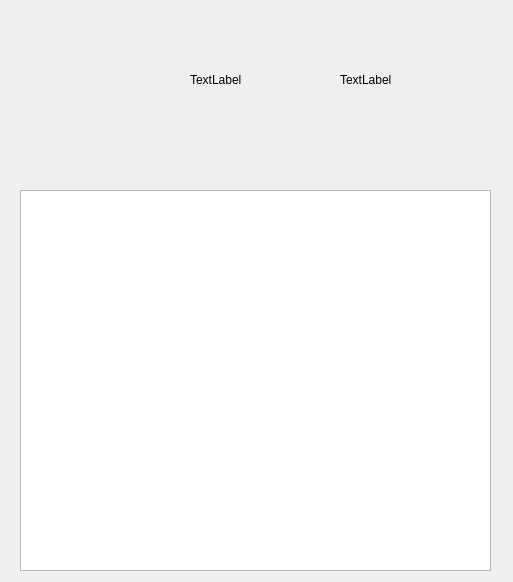
Before: the Qt Designer form about.ui in frank1789/LsDynaToAPDL, drawn with Qt 5.
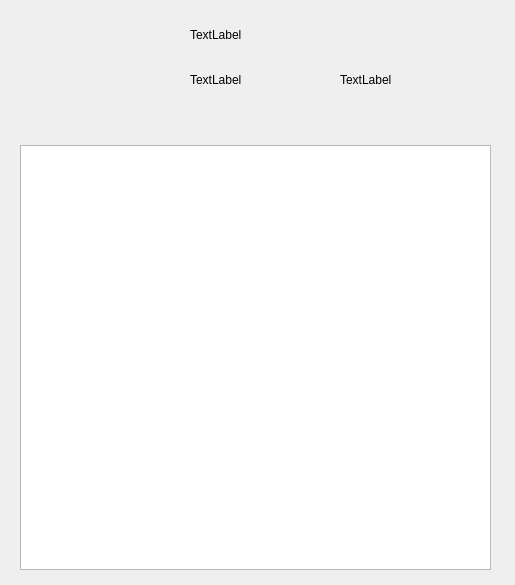
After: the same form once the commit is applied.

```diff
--- a/about.ui
+++ b/about.ui
@@ -6,10 +6,22 @@
    <rect>
     <x>0</x>
     <y>0</y>
-    <width>513</width>
-    <height>582</height>
+    <width>515</width>
+    <height>585</height>
    </rect>
   </property>
+  <property name="minimumSize">
+   <size>
+    <width>515</width>
+    <height>585</height>
+   </size>
+  </property>
+  <property name="maximumSize">
+   <size>
+    <width>515</width>
+    <height>585</height>
+   </size>
+  </property>
   <property name="windowTitle">
    <string>Dialog</string>
   </property>
@@ -17,9 +29,9 @@
    <property name="geometry">
     <rect>
      <x>20</x>
-     <y>190</y>
+     <y>145</y>
      <width>471</width>
-     <height>381</height>
+     <height>425</height>
     </rect>
    </property>
    <property name="frameShadow">
@@ -55,7 +67,9 @@
    <property name="geometry">
     <rect>
      <x>190</x>
+     <y>15</y>
      <width>160</width>
+     <height>40</height>
     </rect>
    </property>
    <property name="text">
```
